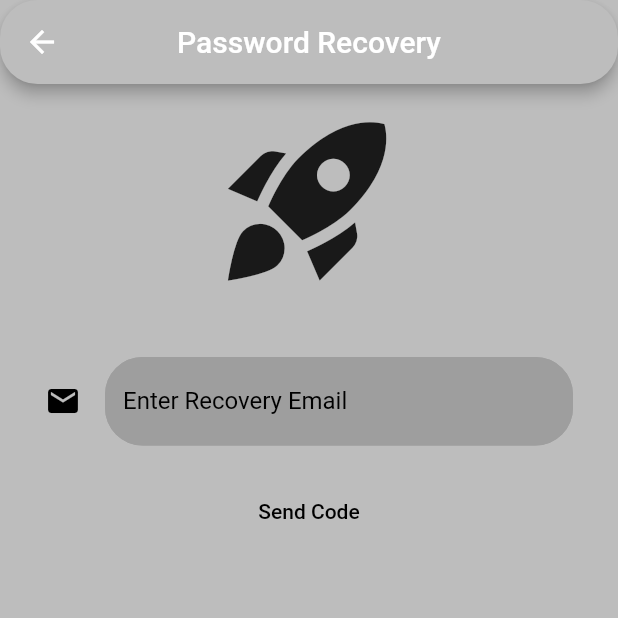
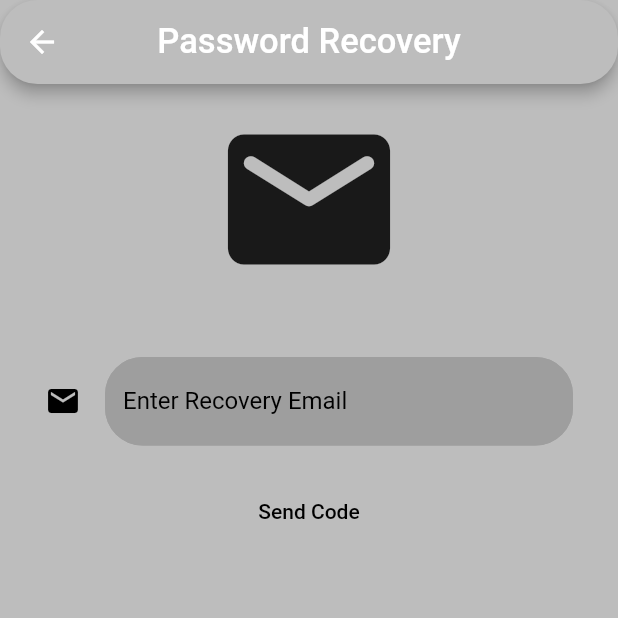
Before and after one commit to Fayzzi/Cloud-Login-signup-UI-flutter, a Flutter app: the screen it shows after launch, after a tap on "Forgot your password?", on a phone screen of 412 x 824 dp, the top half of it. Run offline on Flutter 3.47's test engine with Material 2 defaults, Android fonts, the phone set to English and light mode, and no system bars.

Commit message:
Cloud_Signup_login_Ui

```diff
--- a/lib/classes/forgetpassword.dart
+++ b/lib/classes/forgetpassword.dart
@@ -15,7 +15,7 @@ class _myforgetpasswordState extends State<myforgetpassword> {
       backgroundColor: Colors.grey[400],
       appBar: AppBar(
         backgroundColor: Colors.grey[400],
-        title: const Text("Password Recovery"),
+        title: const Text("Password Recovery",style: TextStyle(color: Colors.white,fontSize: 23)),
         centerTitle: true,
         shape: RoundedRectangleBorder(
           borderRadius: BorderRadius.circular(25),
@@ -29,7 +29,7 @@ class _myforgetpasswordState extends State<myforgetpassword> {
               const SizedBox(
                 height: 12,
               ),
-              const Icon(Icons.rocket_launch, size: 130),
+              const Icon(Icons.email_rounded, size: 130),
               const SizedBox(
                 height: 40,
               ),
--- a/lib/classes/login.dart
+++ b/lib/classes/login.dart
@@ -19,8 +19,8 @@ class _myLoginState extends State<myLogin> {
       appBar: AppBar(
         // titleSpacing: 3.0,
         title: const Text(
-          'Data',
-          style: TextStyle(fontSize: 23, color: Colors.white),
+          'Log in',
+            style: TextStyle(color: Colors.white,fontSize: 23),
         ),
         centerTitle: true,
         backgroundColor: Colors.grey[400],
@@ -44,40 +44,11 @@ class _myLoginState extends State<myLogin> {
                   height: 12,
                 ),
                 const Text(
-                  'Hi How Are you',
+                  'Welcome Back',
                   style: TextStyle(fontSize: 23),
                 ),
                 const SizedBox(
                   height: 50,
-                ),
-                Padding(
-                  padding: const EdgeInsets.only(left: 30, right: 30),
-                  child: TextField(
-                    cursorColor: Colors.black,
-                    keyboardType: TextInputType.name,
-                    decoration: InputDecoration(
-                      label: const Text(
-                        "Input Name",
-                        style: TextStyle(color: Colors.black),
-                      ),
-                      hintText: 'Enter name',
-                      helperText: "Username or Email",
-                      icon: const Icon(Icons.person, color: Colors.black),
-                      filled: true,
-                      fillColor: Colors.grey,
-                      enabledBorder: OutlineInputBorder(
-                        borderRadius: BorderRadius.circular(25),
-                        borderSide: const BorderSide(color: Colors.black),
-                      ),
-                      focusedBorder: OutlineInputBorder(
-                        borderRadius: BorderRadius.circular(25),
-                        borderSide: const BorderSide(color: Colors.grey),
-                      ),
-                    ),
-                  ),
-                ),
-                const SizedBox(
-                  height: 20,
                 ),
                 Padding(
                   padding: const EdgeInsets.only(left: 30, right: 30),
@@ -138,7 +109,7 @@ class _myLoginState extends State<myLogin> {
                         ),
                       ),
                       // helperText: "Username or Email",
-                      icon: const Icon(Icons.password, color: Colors.black),
+                      icon: const Icon(Icons.lock, color: Colors.black),
                       filled: true,
                       fillColor: Colors.grey,
                       enabledBorder: OutlineInputBorder(
@@ -178,22 +149,21 @@ class _myLoginState extends State<myLogin> {
                 const SizedBox(
                   height: 20,
                 ),
-                Row(
+                Column(
                   mainAxisAlignment: MainAxisAlignment.center,
                   children: [
                     //Text("Login"),
-                    TextButton(
-                        onPressed: () {},
-                        child: TextButton(
+                         TextButton(
                           onPressed: () {},
                           child: const Text(
                             "Login",
                             style: TextStyle(color: Colors.black, fontSize: 17),
                           ),
-                        )),
+                        ),
+                    Text('or',style: TextStyle(color: Colors.black,fontSize: 21),)
                   ],
                 ),
-                Row(
+                Column(
                   mainAxisAlignment: MainAxisAlignment.center,
                   children: [
                     TextButton(
--- a/lib/classes/signup.dart
+++ b/lib/classes/signup.dart
@@ -16,7 +16,7 @@ class _mySignupState extends State<mySignup> {
     return Scaffold(
       backgroundColor: Colors.grey[400],
       appBar: AppBar(
-        title: const Text("Signup"),
+        title: const Text("Signup",style: TextStyle(color: Colors.white,fontSize: 23),),
         centerTitle: true,
         backgroundColor: Colors.grey[400],
         shape: RoundedRectangleBorder(
@@ -32,8 +32,9 @@ class _mySignupState extends State<mySignup> {
                   height: 20,
                 ),
                 const CircleAvatar(
+                  backgroundColor: Colors.grey,
                   backgroundImage:
-                      AssetImage('images/undraw_Fingerprint_login_re_t71l.png'),
+                      AssetImage('images/8741662.png'),
                   radius: 80,
                 ),
                 const SizedBox(
@@ -56,7 +57,7 @@ class _mySignupState extends State<mySignup> {
                     keyboardType: TextInputType.name,
                     decoration: InputDecoration(
                       icon: const Icon(
-                        Icons.person,
+                        Icons.account_circle,
                         color: Colors.black,
                       ),
                       label: const Text(
@@ -92,7 +93,7 @@ class _mySignupState extends State<mySignup> {
                     cursorColor: Colors.black,
                     decoration: InputDecoration(
                       icon: const Icon(
-                        Icons.person,
+                        Icons.account_circle,
                         color: Colors.black,
                       ),
                       label: const Text(
@@ -130,7 +131,7 @@ class _mySignupState extends State<mySignup> {
                         filled: true,
                         fillColor: Colors.grey,
                         icon: const Icon(
-                          Icons.numbers,
+                          Icons.call,
                           color: Colors.black,
                         ),
                         label: const Text(
@@ -202,7 +203,7 @@ class _mySignupState extends State<mySignup> {
                       filled: true,
                       fillColor: Colors.grey,
                       icon: const Icon(
-                        Icons.password,
+                        Icons.lock,
                         color: Colors.black,
                       ),
                       label: const Text(
@@ -252,7 +253,7 @@ class _mySignupState extends State<mySignup> {
                       filled: true,
                       fillColor: Colors.grey,
                       icon: const Icon(
-                        Icons.password,
+                        Icons.lock,
                         color: Colors.black,
                       ),
                       label: const Text(
@@ -260,6 +261,7 @@ class _mySignupState extends State<mySignup> {
                         style: TextStyle(color: Colors.black),
                       ),
                       hintText: "Confirm Password",
+                      helperText: "Both Passwords must be Same",
                       suffixIcon: IconButton(
                         onPressed: () {
                           setState(() {
```
